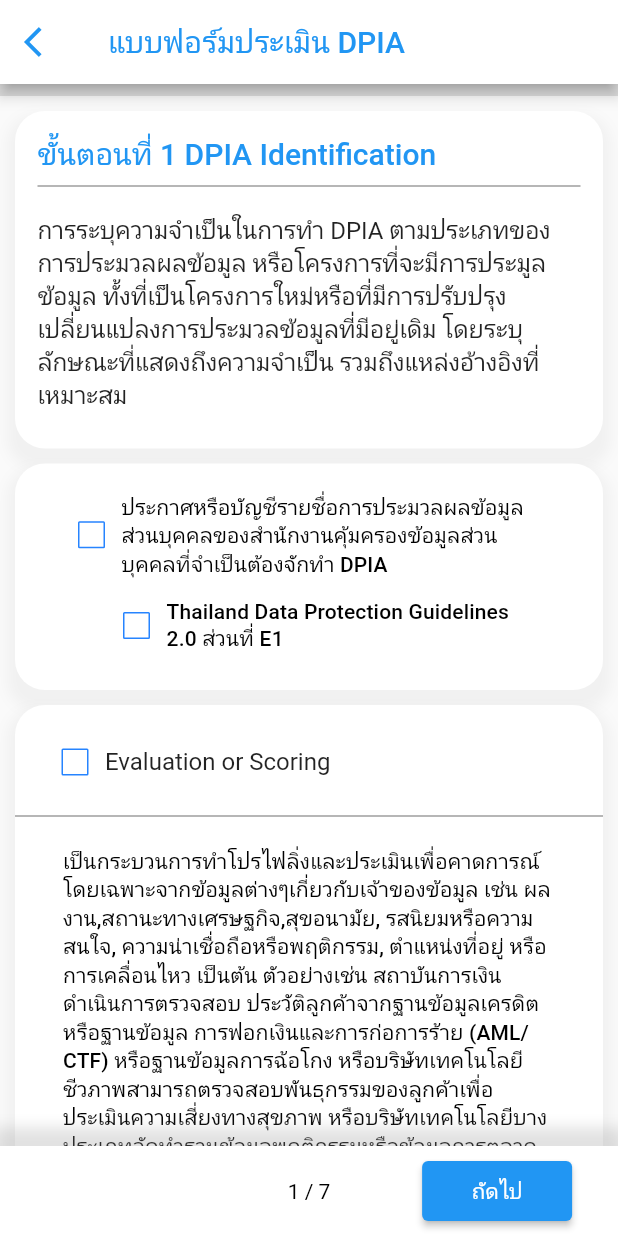
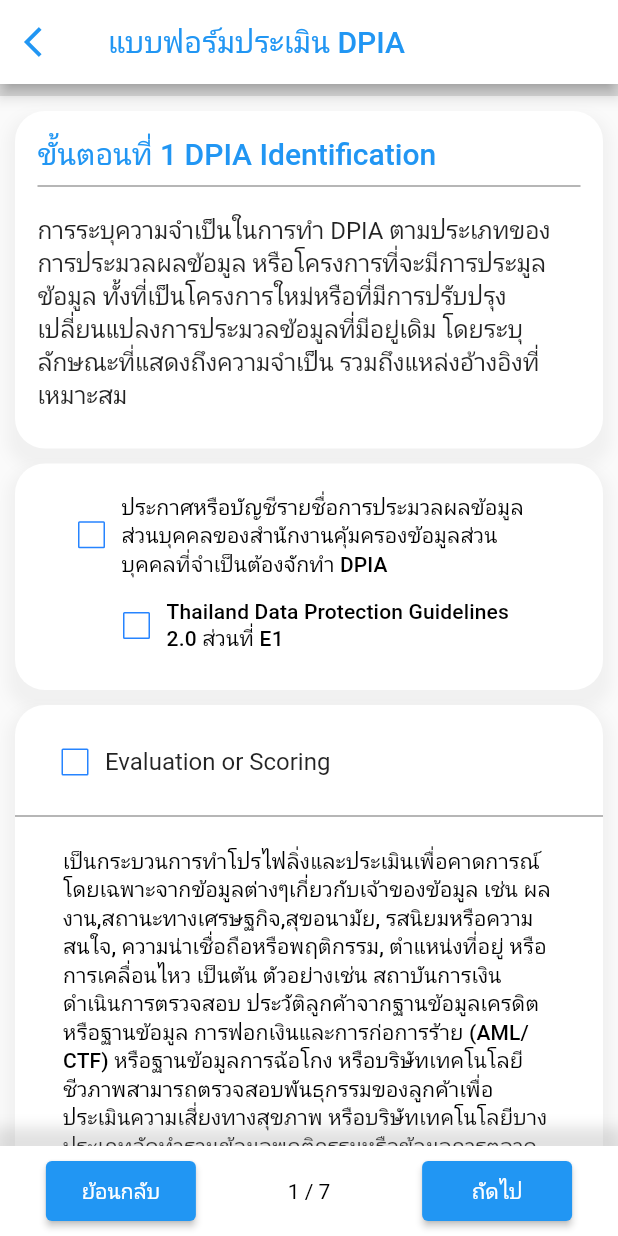
Before and after one commit to ThanaboonHongma/DPIA, a Flutter app: the IdentificationPage1 screen opened by its route, scrolled down 180 dp, after a tap on "ถัดไป", on a phone screen of 412 x 824 dp. Run offline on Flutter 3.47's test engine with Material 2 defaults, Android fonts, the light colour scheme and no system bars; our stand-ins replace animated_splash_screen, cloud_firestore, dropdown_button2, firebase_auth, firebase_core, go_router and 2 more; accounts and stored records are empty.

Commit message:
hint text and back button

```diff
--- a/lib/screens/dpia-Identification/Identification1.dart
+++ b/lib/screens/dpia-Identification/Identification1.dart
@@ -220,10 +220,16 @@ class _Identification1State extends State<Identification1> {
       child: Row(
         mainAxisAlignment: MainAxisAlignment.spaceAround,
         children: [
-          const SizedBox(
+          SizedBox(
             width: 100,
             height: 40,
+            child: ElevatedButton(
+                onPressed: () {
+                  context.go('/IdentificationPage1');
+                },
+                child: const Text('ย้อนกลับ')),
           ),
+
           const Text(
             '1 / 7',
             style: TextStyle(color: Colors.black),
--- a/lib/screens/dpia_determine_the_risk/determinetherisk.dart
+++ b/lib/screens/dpia_determine_the_risk/determinetherisk.dart
@@ -229,7 +229,20 @@ class _IdentificationPage1State extends State<IdentificationPage1> {
                       const SizedBox(
                         height: 10,
                       ),
-                      const Text('Volume options'),
+                      RichText(
+                        text:  TextSpan(
+                          children: [
+                            const TextSpan(
+                              text: 'Volume options   ',
+                            ),
+                            TextSpan(
+                              text:
+                                  ' หมายเหตุ** หากกำหนดตัวเลือกจะมีความเสี่ยงเป็นสูง',
+                              style: TextStyle(color: Colors.red.withOpacity(1), fontSize: 9),
+                            ),
+                          ],
+                        ),
+                      ),
                       const SizedBox(
                         height: 10,
                       ),
@@ -378,11 +391,12 @@ class _IdentificationPage1State extends State<IdentificationPage1> {
           ],
         ),
       ),
-      bottomNavigationBar: buildMyNavBar(context, dpiaProvider),
+      bottomNavigationBar: buildMyNavBar(context),
     );
   }
 
-  Container buildMyNavBar(BuildContext context, dpiaProvider) {
+  Container buildMyNavBar(BuildContext context) {
+    final dpiaProvider = Provider.of<DpiaProvider>(context, listen: false);
     return Container(
       height: 60,
       decoration: BoxDecoration(
@@ -404,7 +418,7 @@ class _IdentificationPage1State extends State<IdentificationPage1> {
             height: 40,
           ),
           const Text(
-            '1 / 7',
+            '0 / 7',
             style: TextStyle(color: Colors.black),
           ),
           SizedBox(
@@ -424,10 +438,11 @@ class _IdentificationPage1State extends State<IdentificationPage1> {
                           access: textController2.text,
                           activity: textController3.text,
                           volume: textController4.text,
-                          dropdown: selectedItems,
+                          dropdown: dpiaProvider.checkselectedItems,
                           datasubjects: textController5.text,
                           organization: textController6.text));
-                      dpiaProvider.setcheckselectedItems(selectedItems);
+                      dpiaProvider.setcheckselectedItems(
+                          dpiaProvider.checkselectedItems);
                       context.go('/Identification');
                     },
               child: const Text('ถัดไป'),
--- a/lib/screens/dpia_risk_assessment/dpia_risk_assessment_add_page.dart
+++ b/lib/screens/dpia_risk_assessment/dpia_risk_assessment_add_page.dart
@@ -104,6 +104,7 @@ class _DpiaAddRiskState extends State<DpiaAddRisk> {
             SizedBox(
               height: 70,
               child: TextField(
+
                 controller: _impactTextController, // กำหนด Controller
                 onChanged: (String value) {
                   setState(() {
@@ -122,6 +123,7 @@ class _DpiaAddRiskState extends State<DpiaAddRisk> {
                   filled: true,
                   fillColor: Colors.white,
                   errorText: _errorText,
+                  hintText: 'กรอกผลกระทบ',
                 ),
               ),
             ),
```
